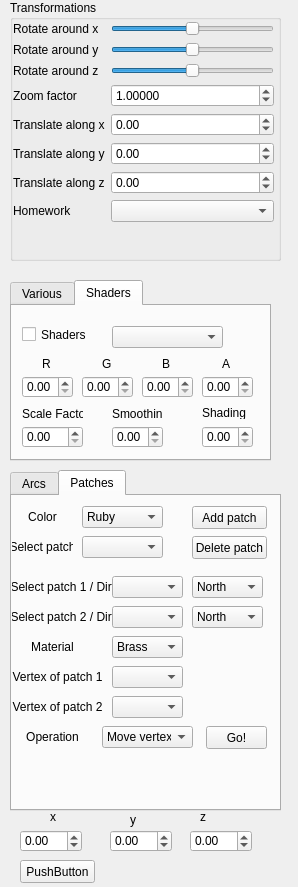
Qt form QtFramework/GUI/SideWidget.ui (Peachmann/Grafika) before a commit.
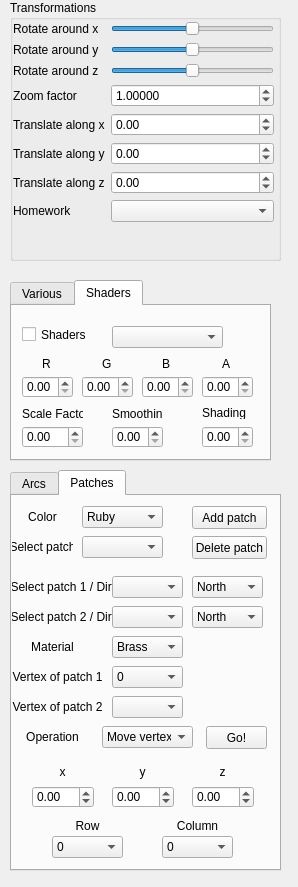
The same form after that commit. The open tabs and pages were chosen to show the change.

The edit to the form file:
```diff
--- a/QtFramework/GUI/SideWidget.ui
+++ b/QtFramework/GUI/SideWidget.ui
@@ -588,11 +588,11 @@
      <x>10</x>
      <y>470</y>
      <width>271</width>
-     <height>341</height>
+     <height>401</height>
     </rect>
    </property>
    <property name="currentIndex">
-    <number>0</number>
+    <number>1</number>
    </property>
    <widget class="QWidget" name="tab_3">
     <attribute name="title">
@@ -1281,6 +1281,86 @@
        <height>22</height>
       </rect>
      </property>
+     <item>
+      <property name="text">
+       <string>0</string>
+      </property>
+     </item>
+     <item>
+      <property name="text">
+       <string>1</string>
+      </property>
+     </item>
+     <item>
+      <property name="text">
+       <string>2</string>
+      </property>
+     </item>
+     <item>
+      <property name="text">
+       <string>3</string>
+      </property>
+     </item>
+     <item>
+      <property name="text">
+       <string>4</string>
+      </property>
+     </item>
+     <item>
+      <property name="text">
+       <string>5</string>
+      </property>
+     </item>
+     <item>
+      <property name="text">
+       <string>6</string>
+      </property>
+     </item>
+     <item>
+      <property name="text">
+       <string>7</string>
+      </property>
+     </item>
+     <item>
+      <property name="text">
+       <string>8</string>
+      </property>
+     </item>
+     <item>
+      <property name="text">
+       <string>9</string>
+      </property>
+     </item>
+     <item>
+      <property name="text">
+       <string>10</string>
+      </property>
+     </item>
+     <item>
+      <property name="text">
+       <string>11</string>
+      </property>
+     </item>
+     <item>
+      <property name="text">
+       <string>12</string>
+      </property>
+     </item>
+     <item>
+      <property name="text">
+       <string>13</string>
+      </property>
+     </item>
+     <item>
+      <property name="text">
+       <string>14</string>
+      </property>
+     </item>
+     <item>
+      <property name="text">
+       <string>15</string>
+      </property>
+     </item>
     </widget>
     <widget class="QLabel" name="label_35">
      <property name="geometry">
@@ -1396,13 +1476,11 @@
       </property>
      </item>
     </widget>
-   </widget>
-  </widget>
   <widget class="QDoubleSpinBox" name="xspinbox">
    <property name="geometry">
     <rect>
      <x>20</x>
-     <y>830</y>
+       <y>290</y>
      <width>62</width>
      <height>22</height>
     </rect>
@@ -1417,8 +1495,8 @@
   <widget class="QDoubleSpinBox" name="yspinbox">
    <property name="geometry">
     <rect>
-     <x>110</x>
-     <y>830</y>
+       <x>100</x>
+       <y>290</y>
      <width>62</width>
      <height>22</height>
     </rect>
@@ -1433,8 +1511,8 @@
   <widget class="QDoubleSpinBox" name="zspinbox">
    <property name="geometry">
     <rect>
-     <x>190</x>
-     <y>830</y>
+       <x>180</x>
+       <y>290</y>
      <width>62</width>
      <height>22</height>
     </rect>
@@ -1446,31 +1524,21 @@
     <double>100.000000000000000</double>
    </property>
   </widget>
-  <widget class="QPushButton" name="spinboxSubmit">
-   <property name="geometry">
-    <rect>
-     <x>20</x>
-     <y>860</y>
-     <width>75</width>
-     <height>23</height>
-    </rect>
-   </property>
-   <property name="text">
-    <string>PushButton</string>
-   </property>
-  </widget>
   <widget class="QLabel" name="label_25">
    <property name="geometry">
     <rect>
-     <x>50</x>
-     <y>810</y>
-     <width>47</width>
-     <height>13</height>
+       <x>40</x>
+       <y>266</y>
+       <width>21</width>
+       <height>20</height>
     </rect>
    </property>
    <property name="text">
     <string>x</string>
    </property>
+     <property name="alignment">
+      <set>Qt::AlignCenter</set>
+     </property>
    <property name="buddy">
     <cstring>xspinbox</cstring>
    </property>
@@ -1478,34 +1546,140 @@
   <widget class="QLabel" name="label_26">
    <property name="geometry">
     <rect>
-     <x>130</x>
-     <y>810</y>
-     <width>41</width>
+       <x>120</x>
+       <y>266</y>
+       <width>21</width>
      <height>20</height>
     </rect>
    </property>
    <property name="text">
     <string>y</string>
    </property>
+     <property name="alignment">
+      <set>Qt::AlignCenter</set>
+     </property>
    <property name="buddy">
-    <cstring>yspinbox</cstring>
+      <cstring>xspinbox</cstring>
    </property>
   </widget>
   <widget class="QLabel" name="label_27">
    <property name="geometry">
     <rect>
      <x>200</x>
-     <y>810</y>
-     <width>47</width>
-     <height>13</height>
+       <y>266</y>
+       <width>21</width>
+       <height>20</height>
     </rect>
    </property>
    <property name="text">
     <string>z</string>
    </property>
+     <property name="alignment">
+      <set>Qt::AlignCenter</set>
+     </property>
    <property name="buddy">
-    <cstring>zspinbox</cstring>
-   </property>
+      <cstring>xspinbox</cstring>
+     </property>
+    </widget>
+    <widget class="QComboBox" name="selectRow">
+     <property name="geometry">
+      <rect>
+       <x>40</x>
+       <y>340</y>
+       <width>71</width>
+       <height>22</height>
+      </rect>
+     </property>
+     <item>
+      <property name="text">
+       <string>0</string>
+      </property>
+     </item>
+     <item>
+      <property name="text">
+       <string>1</string>
+      </property>
+     </item>
+     <item>
+      <property name="text">
+       <string>2</string>
+      </property>
+     </item>
+     <item>
+      <property name="text">
+       <string>3</string>
+      </property>
+     </item>
+    </widget>
+    <widget class="QLabel" name="label_28">
+     <property name="geometry">
+      <rect>
+       <x>60</x>
+       <y>320</y>
+       <width>31</width>
+       <height>20</height>
+      </rect>
+     </property>
+     <property name="text">
+      <string>Row</string>
+     </property>
+     <property name="alignment">
+      <set>Qt::AlignCenter</set>
+     </property>
+     <property name="buddy">
+      <cstring>xspinbox</cstring>
+     </property>
+    </widget>
+    <widget class="QLabel" name="label_29">
+     <property name="geometry">
+      <rect>
+       <x>160</x>
+       <y>320</y>
+       <width>51</width>
+       <height>20</height>
+      </rect>
+     </property>
+     <property name="text">
+      <string>Column</string>
+     </property>
+     <property name="alignment">
+      <set>Qt::AlignCenter</set>
+     </property>
+     <property name="buddy">
+      <cstring>xspinbox</cstring>
+     </property>
+    </widget>
+    <widget class="QComboBox" name="selectColumn">
+     <property name="geometry">
+      <rect>
+       <x>150</x>
+       <y>340</y>
+       <width>71</width>
+       <height>22</height>
+      </rect>
+     </property>
+     <item>
+      <property name="text">
+       <string>0</string>
+      </property>
+     </item>
+     <item>
+      <property name="text">
+       <string>1</string>
+      </property>
+     </item>
+     <item>
+      <property name="text">
+       <string>2</string>
+      </property>
+     </item>
+     <item>
+      <property name="text">
+       <string>3</string>
+      </property>
+     </item>
+    </widget>
+   </widget>
   </widget>
  </widget>
  <resources/>
```
Lines whose indentation alone changed are shown as unchanged.
